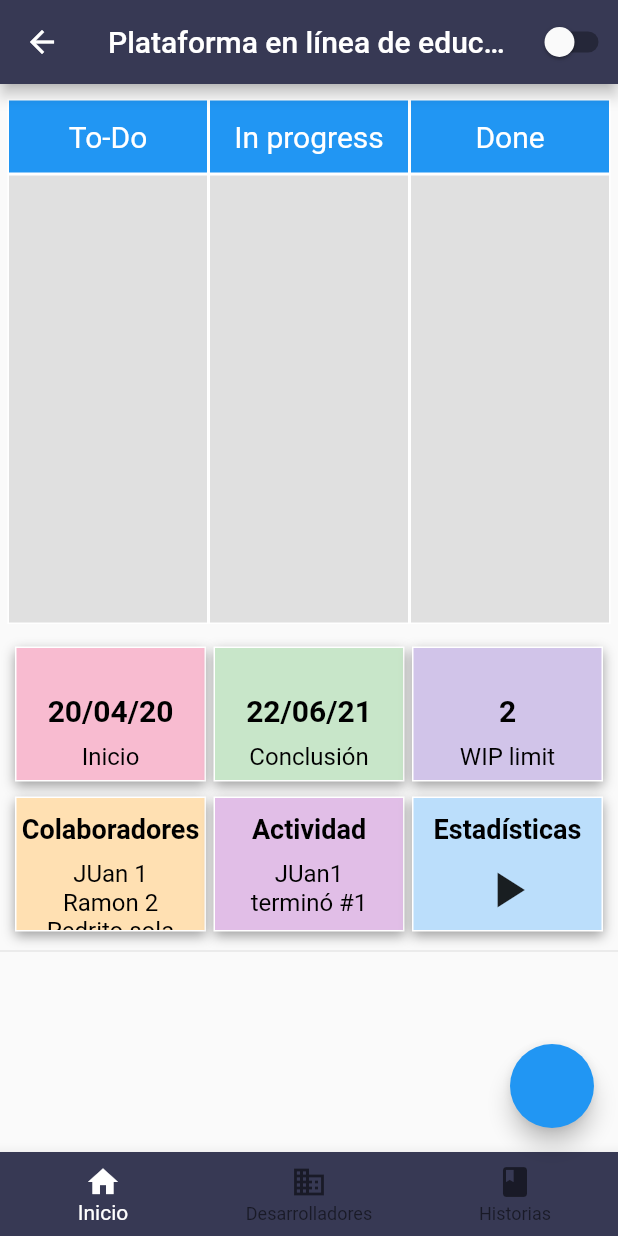
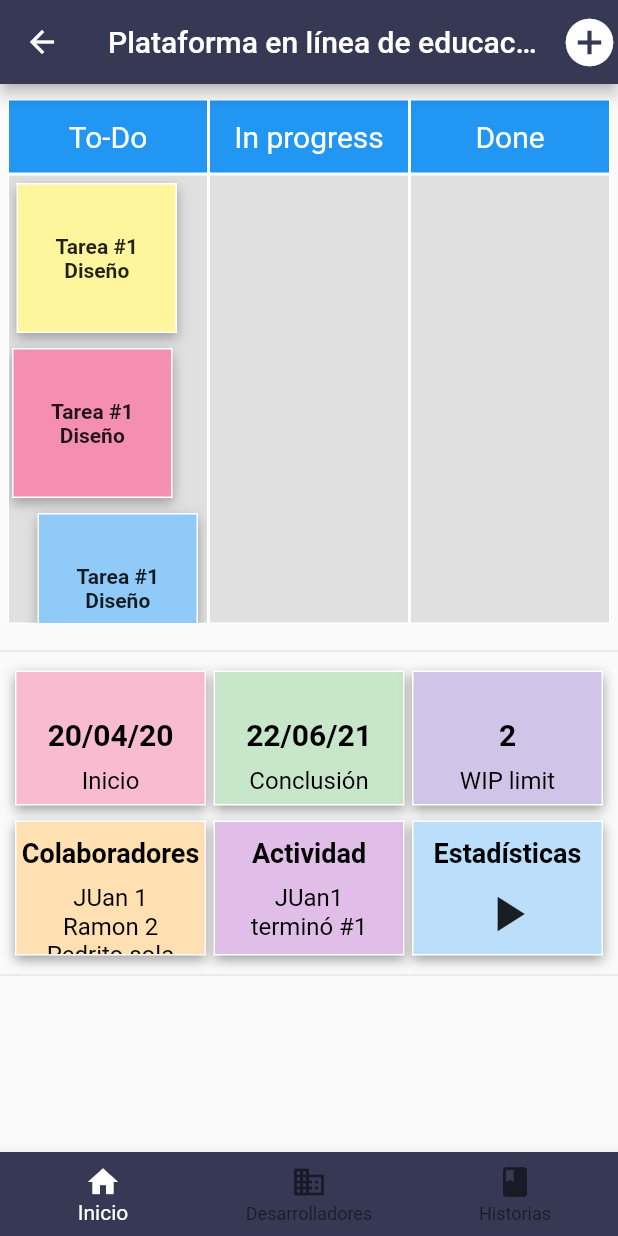
Before and after one commit to Fraxkg/Kome-on, a Flutter app: the ProjectPage screen opened by its route, on a phone screen of 412 x 824 dp. Run offline on Flutter 3.47's test engine with Material 2 defaults, Android fonts, the phone set to English and light mode, and no system bars.

Commit message:
pantalla prouecto-tarea hecho

```diff
--- a/lib/src/pages/project_page.dart
+++ b/lib/src/pages/project_page.dart
@@ -9,7 +9,7 @@ class ProjectPage extends StatefulWidget {
 
 class _ProjectPageState extends State<ProjectPage> {
   MediaQueryData queryData;
-  bool _editMode= false;
+
   int _indexNave=0;
 
   @override
@@ -20,20 +20,20 @@ class _ProjectPageState extends State<ProjectPage> {
         title: Text("Plataforma en línea de educación para niños con autismo"),
         backgroundColor: Color.fromRGBO(55, 57, 84, 1.0),
         actions: <Widget>[
-          Switch(
-            value: _editMode,
-            onChanged: (value) {
-              setState(() {
-                _editMode = value;
-                print(_editMode);
-              });
-            }
-          )
+          InkWell(
+            onLongPress: (){
+
+            },
+            child: Icon(Icons.add_circle_outlined,size: 38,),
+            onTap: (){
+
+
+            },
+          ),
+
         ]
       ),
       body:  _pantallaProyectos(queryData),
-
-
 
       bottomNavigationBar: Theme(
         data: Theme.of(context).copyWith(
@@ -62,12 +62,7 @@ class _ProjectPageState extends State<ProjectPage> {
           onTap: _onItemTapped,
         ),
       ),
-      floatingActionButton: FloatingActionButton(
 
-        onPressed: (){
-          Navigator.pushNamed(context, '/task');
-        },
-      ),
 
     );
   }
@@ -85,6 +80,7 @@ class _ProjectPageState extends State<ProjectPage> {
           child: Column(
         children: [
           _tablero(),
+          Divider(),
           Wrap(
             children: [
 
@@ -150,8 +146,90 @@ class _ProjectPageState extends State<ProjectPage> {
                     decoration: BoxDecoration(
                       border: Border.all(color:_colorBorderMain()),
                       borderRadius: BorderRadius.zero,
-                      color: Colors.grey[300]
+                      color: Colors.grey[300],
+
+
                     ),
+                    child: SingleChildScrollView(
+                      child: Column(
+///empiezan tareas To-do
+///margin right left tiene que ser =25
+                        children: <Widget>[
+                          InkWell(
+                            child: Container(
+                              height: 100,
+                              margin: EdgeInsets.only(left:5, top: 5, bottom: 5,right:20),
+                              alignment: Alignment.center,
+                              decoration: BoxDecoration(
+                                border: Border.all(color:_colorBorderMain()),
+                                borderRadius: BorderRadius.zero,
+                                color: Colors.yellow[200],
+                                boxShadow: [
+                                  BoxShadow(
+                                    color: Colors.grey,
+                                    offset: Offset(0.0, 3.0), //(x,y)
+                                    blurRadius: 6.0,
+                                  ),
+                                ],
+
+                              ),
+                              child: Text("Tarea #1\nDiseño",style: TextStyle(fontWeight: FontWeight.bold),textAlign: TextAlign.center),
+                            ),
+                            onTap: (){
+                              Navigator.pushNamed(context, '/task');
+                            },
+                          ),
+                          InkWell(
+                            child: Container(
+                              height: 100,
+                              margin: EdgeInsets.only(left:2, top: 5, bottom: 5,right:23),
+                              alignment: Alignment.center,
+                              decoration: BoxDecoration(
+                                border: Border.all(color:_colorBorderMain()),
+                                borderRadius: BorderRadius.zero,
+                                color: Colors.pink[200],
+                                boxShadow: [
+                                  BoxShadow(
+                                    color: Colors.grey,
+                                    offset: Offset(0.0, 3.0), //(x,y)
+                                    blurRadius: 6.0,
+                                  ),
+                                ],
+
+                              ),
+                              child: Text("Tarea #1\nDiseño",style: TextStyle(fontWeight: FontWeight.bold),textAlign: TextAlign.center),
+                            ),
+                            onTap: (){
+                               Navigator.pushNamed(context, '/task');
+                            },
+                          ),
+                          InkWell(
+                            child: Container(
+                              height: 100,
+                              margin: EdgeInsets.only(left:19, top: 5, bottom: 5,right:6),
+                              alignment: Alignment.center,
+                              decoration: BoxDecoration(
+                                border: Border.all(color:_colorBorderMain()),
+                                borderRadius: BorderRadius.zero,
+                                color: Colors.blue[200],
+                                boxShadow: [
+                                  BoxShadow(
+                                    color: Colors.grey,
+                                    offset: Offset(0.0, 3.0), //(x,y)
+                                    blurRadius: 6.0,
+                                  ),
+                                ],
+
+                              ),
+                              child: Text("Tarea #1\nDiseño",style: TextStyle(fontWeight: FontWeight.bold),textAlign: TextAlign.center),
+                            ),
+                            onTap: (){
+                               Navigator.pushNamed(context, '/task');
+                            },
+                          ),
+                        ],
+                      ),
+                    )
 
                   ),
                 ]
@@ -251,7 +329,6 @@ class _ProjectPageState extends State<ProjectPage> {
       ),
     );
   }
-
   Widget _conclusion(){
     return Container(
       width:getMediaWidth(queryData.size.width),
@@ -278,7 +355,6 @@ class _ProjectPageState extends State<ProjectPage> {
       ),
     );
   }
-
   Widget _limit(){
     return Container(
       width:getMediaWidth(queryData.size.width),
@@ -367,7 +443,6 @@ class _ProjectPageState extends State<ProjectPage> {
       ),
     );
   }
-
   Widget _estadisticas(){
     return Container(
       width:getMediaWidth(queryData.size.width),
```
